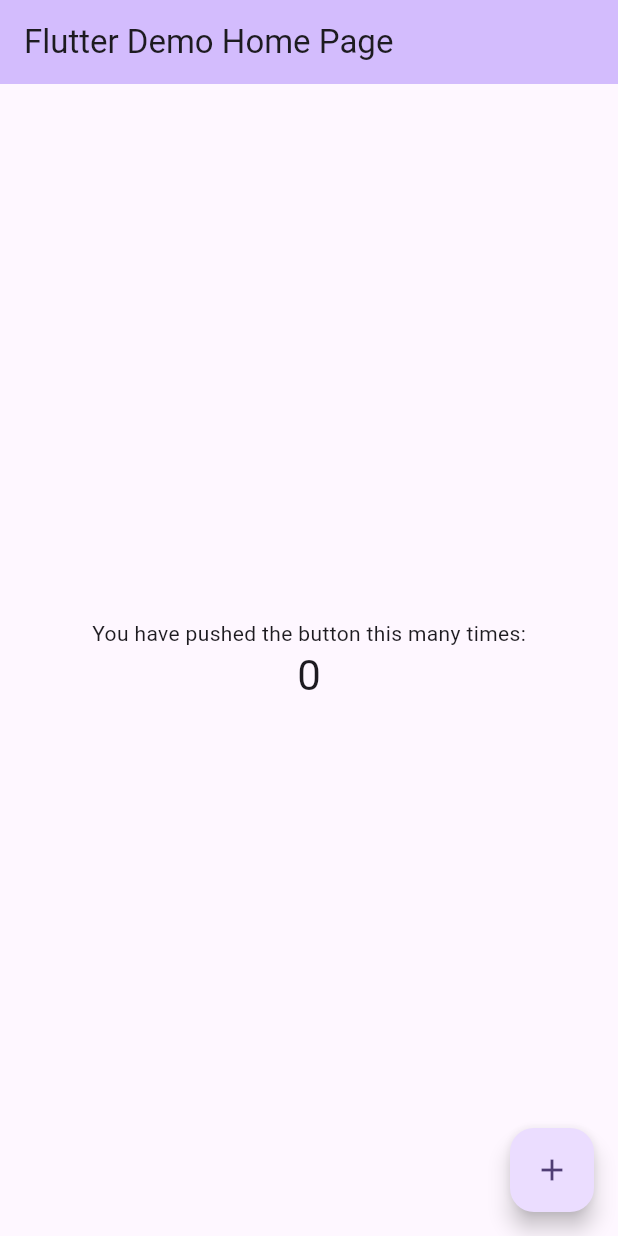
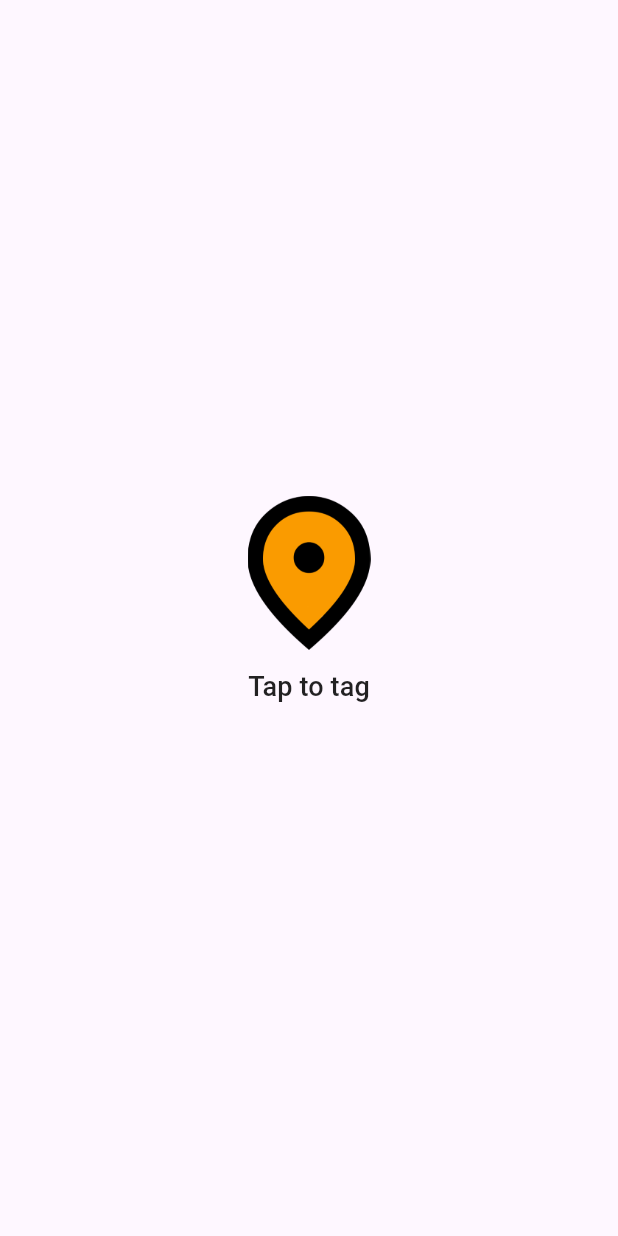
Before and after one commit to samtun/GeoTagger, a Flutter app: the screen it shows after launch, on a phone screen of 412 x 824 dp. Run offline on Flutter 3.47's test engine with Material 3 defaults, Android fonts, the phone set to English and light mode, and no system bars; our stand-ins replace geolocator, image_picker, native_exif, share_plus; missing offline and left inert: a package.

Commit message:
version 1.0

```diff
--- a/lib/main.dart
+++ b/lib/main.dart
@@ -1,125 +1,151 @@
+import 'package:flutter/cupertino.dart';
+import 'package:native_exif/native_exif.dart';
+import 'package:geolocator/geolocator.dart';
+import 'package:image_picker/image_picker.dart';
 import 'package:flutter/material.dart';
+import 'package:share_plus/share_plus.dart';
 
 void main() {
-  runApp(const MyApp());
+  runApp(const GeoTagger());
 }
 
-class MyApp extends StatelessWidget {
-  const MyApp({super.key});
+class GeoTagger extends StatelessWidget {
+  const GeoTagger({super.key});
 
-  // This widget is the root of your application.
   @override
   Widget build(BuildContext context) {
     return MaterialApp(
-      title: 'Flutter Demo',
+      title: 'GeoTagger',
       theme: ThemeData(
-        // This is the theme of your application.
-        //
-        // TRY THIS: Try running your application with "flutter run". You'll see
-        // the application has a purple toolbar. Then, without quitting the app,
-        // try changing the seedColor in the colorScheme below to Colors.green
-        // and then invoke "hot reload" (save your changes or press the "hot
-        // reload" button in a Flutter-supported IDE, or press "r" if you used
-        // the command line to start the app).
-        //
-        // Notice that the counter didn't reset back to zero; the application
-        // state is not lost during the reload. To reset the state, use hot
-        // restart instead.
-        //
-        // This works for code too, not just values: Most code changes can be
-        // tested with just a hot reload.
         colorScheme: ColorScheme.fromSeed(seedColor: Colors.deepPurple),
         useMaterial3: true,
       ),
-      home: const MyHomePage(title: 'Flutter Demo Home Page'),
+      home: const MainPage(),
     );
   }
 }
 
-class MyHomePage extends StatefulWidget {
-  const MyHomePage({super.key, required this.title});
-
-  // This widget is the home page of your application. It is stateful, meaning
-  // that it has a State object (defined below) that contains fields that affect
-  // how it looks.
-
-  // This class is the configuration for the state. It holds the values (in this
-  // case the title) provided by the parent (in this case the App widget) and
-  // used by the build method of the State. Fields in a Widget subclass are
-  // always marked "final".
-
-  final String title;
+class MainPage extends StatefulWidget {
+  const MainPage({super.key});
 
   @override
-  State<MyHomePage> createState() => _MyHomePageState();
+  State<MainPage> createState() => _MainPageState();
 }
 
-class _MyHomePageState extends State<MyHomePage> {
-  int _counter = 0;
+class _MainPageState extends State<MainPage> {
+  final _picker = ImagePicker();
+  String _result = "Tap to tag";
+  bool _isLoading = false;
 
-  void _incrementCounter() {
+  Future<Position> _determinePosition() async {
+    var permission = await Geolocator.checkPermission();
+    if (permission == LocationPermission.denied) {
+      permission = await Geolocator.requestPermission();
+      if (permission == LocationPermission.denied) {
+        throw ('Location permissions are denied');
+      }
+    }
+
+    if (permission == LocationPermission.deniedForever) {
+      throw ('Location permissions are permanently denied, we cannot request permissions.');
+    }
+
+    return await Geolocator.getCurrentPosition();
+  }
+
+  void _setLoadingState(bool isLoading) {
     setState(() {
-      // This call to setState tells the Flutter framework that something has
-      // changed in this State, which causes it to rerun the build method below
-      // so that the display can reflect the updated values. If we changed
-      // _counter without calling setState(), then the build method would not be
-      // called again, and so nothing would appear to happen.
-      _counter++;
+      _isLoading = isLoading;
     });
+  }
+
+  Future _tagImage(BuildContext context) async {
+    if (_isLoading) {
+      return false;
+    }
+
+    _setLoadingState(true);
+
+    final pickerImage =
+        await _picker.pickImage(source: ImageSource.gallery, imageQuality: 100);
+
+    if (pickerImage == null) {
+      _result = "Tap to tag";
+      _setLoadingState(false);
+      return;
+    }
+
+    Position? position;
+    try {
+      position = await _determinePosition();
+    } catch (e) {
+      debugPrint(e.toString());
+      _result = "Error";
+      _setLoadingState(false);
+      return;
+    }
+
+    var exif = await Exif.fromPath(pickerImage.path);
+
+    final lat = position.latitude;
+    final long = position.longitude;
+
+    await exif.writeAttributes({
+      'GPSLatitude': lat,
+      'GPSLatitudeRef': lat > 0 ? "N" : "S",
+      'GPSLongitude': long,
+      'GPSLongitudeRef': long > 0 ? "E" : "W",
+      'GPSAltitude': position.altitude
+    });
+
+    await exif.close();
+
+    _result = "Tagged to\n(${position.latitude}, ${position.longitude})";
+    _setLoadingState(false);
+
+    await Share.shareXFiles([XFile(pickerImage.path)]);
   }
 
   @override
   Widget build(BuildContext context) {
-    // This method is rerun every time setState is called, for instance as done
-    // by the _incrementCounter method above.
-    //
-    // The Flutter framework has been optimized to make rerunning build methods
-    // fast, so that you can just rebuild anything that needs updating rather
-    // than having to individually change instances of widgets.
     return Scaffold(
-      appBar: AppBar(
-        // TRY THIS: Try changing the color here to a specific color (to
-        // Colors.amber, perhaps?) and trigger a hot reload to see the AppBar
-        // change color while the other colors stay the same.
-        backgroundColor: Theme.of(context).colorScheme.inversePrimary,
-        // Here we take the value from the MyHomePage object that was created by
-        // the App.build method, and use it to set our appbar title.
-        title: Text(widget.title),
-      ),
-      body: Center(
-        // Center is a layout widget. It takes a single child and positions it
-        // in the middle of the parent.
-        child: Column(
-          // Column is also a layout widget. It takes a list of children and
-          // arranges them vertically. By default, it sizes itself to fit its
-          // children horizontally, and tries to be as tall as its parent.
-          //
-          // Column has various properties to control how it sizes itself and
-          // how it positions its children. Here we use mainAxisAlignment to
-          // center the children vertically; the main axis here is the vertical
-          // axis because Columns are vertical (the cross axis would be
-          // horizontal).
-          //
-          // TRY THIS: Invoke "debug painting" (choose the "Toggle Debug Paint"
-          // action in the IDE, or press "p" in the console), to see the
-          // wireframe for each widget.
-          mainAxisAlignment: MainAxisAlignment.center,
-          children: <Widget>[
-            const Text(
-              'You have pushed the button this many times:',
-            ),
-            Text(
-              '$_counter',
-              style: Theme.of(context).textTheme.headlineMedium,
-            ),
-          ],
+      body: Padding(
+        padding: const EdgeInsets.fromLTRB(16, 0, 16, 0),
+        child: MaterialButton(
+          onPressed: () async => await _tagImage(context),
+          child: Row(
+            mainAxisAlignment: MainAxisAlignment.center,
+            children: [
+              Column(
+                mainAxisAlignment: MainAxisAlignment.center,
+                crossAxisAlignment: CrossAxisAlignment.center,
+                children: [
+                  Padding(
+                    padding: const EdgeInsets.only(bottom: 12),
+                    child: Image.asset(
+                      "assets/pin.png",
+                      alignment: Alignment.center,
+                      width: 82,
+                    ),
+                  ),
+                  _isLoading
+                      ? const SizedBox(
+                          height: 48,
+                          width: 48,
+                          child: CircularProgressIndicator(color: Colors.black),
+                        )
+                      : SizedBox(
+                          height: 48,
+                          child: Text(_result,
+                              textAlign: TextAlign.center,
+                              style: const TextStyle(fontSize: 18)),
+                        ),
+                ],
+              ),
+            ],
+          ),
         ),
       ),
-      floatingActionButton: FloatingActionButton(
-        onPressed: _incrementCounter,
-        tooltip: 'Increment',
-        child: const Icon(Icons.add),
-      ), // This trailing comma makes auto-formatting nicer for build methods.
     );
   }
 }
```
Also changed, not shown: pubspec.yaml (+11 -40 lines), assets/pin.png (added), assets/pin_icon.png (added), pubspec.lock, 9 other files.
